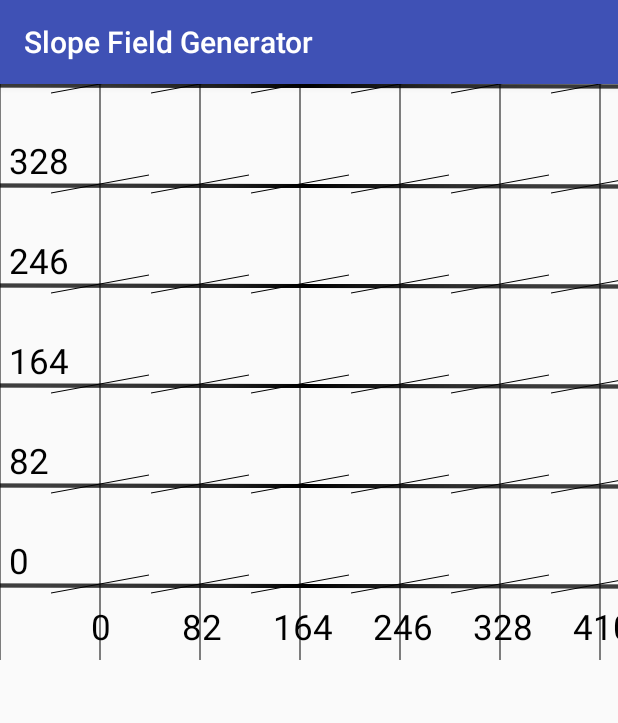
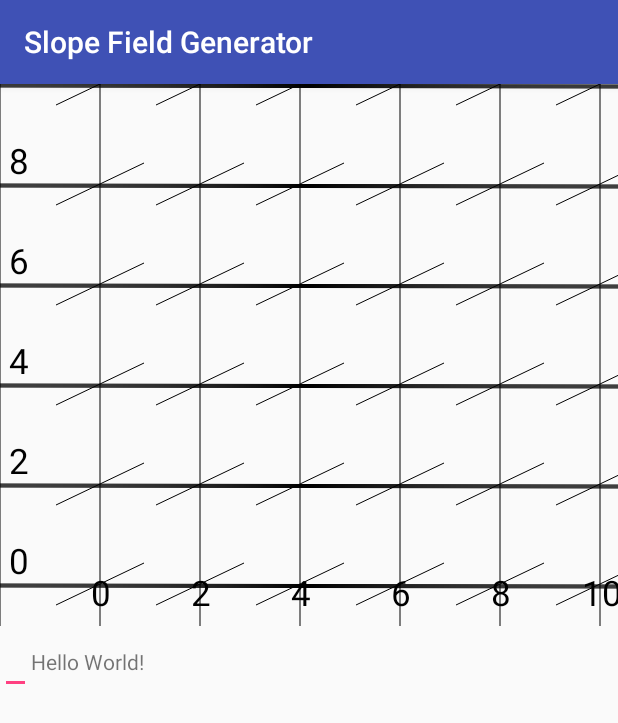
Before and after one commit to MathBunny/slope-fields-generator, an Android app: the screen it shows after launch (MainActivity), on a phone screen of 412 x 824 dp. Shown: the top 723 px of the screen. Run offline under Robolectric (Android 15) with nearby library versions, the phone set to English and light mode, and no system bars.

Commit message:
Add split screen functionality with LinearLayout

```diff
--- a/app/src/main/java/ca/horatiu/slope_field_generator/Graph.java
+++ b/app/src/main/java/ca/horatiu/slope_field_generator/Graph.java
@@ -16,9 +16,9 @@ public class Graph extends View {
     Paint paint;
 
     int startX = 0;
-    int endX = 500;
+    int endX = 8;
     int startY = 0;
-    int endY = 100;
+    int endY = 8;
     int height; //height
     int width; //width
     int startYGFX; //position to start executing Y in graphics
@@ -76,7 +76,7 @@ public class Graph extends View {
             int iterY = 0;
             for(int y = startYGFX; y >= 0; y-=MIN_PIXELS_PER_SQUARE, iterY++){ //<= width-MIN_
                 int yLoc = (startY + iterY * skip); //this is the Y coordinate
-                drawSegment(xLoc, yLoc, 0.2, x, y, canvas); //drawSegment(0, 0, 2, xLoc, yLoc, canvas);
+                drawSegment(xLoc, yLoc, 0.5, x, y, canvas); //drawSegment(0, 0, 2, xLoc, yLoc, canvas);
                 //canvas.drawText(xLoc+" " + yLoc, x, y, paint);
 
             }
@@ -125,7 +125,7 @@ public class Graph extends View {
     }
 
     private void generateStep(){
-        height = getHeight()/2;
+        height = getHeight(); //divide by 2!
         width = getWidth();
         int stepHorizontal = ((endX-startX+2)*MIN_PIXELS_PER_SQUARE)/width+1; //bug: 0-500
         int stepVertical = ((endY-startY+2)*MIN_PIXELS_PER_SQUARE)/height+1;
--- a/app/src/main/java/ca/horatiu/slope_field_generator/MainActivity.java
+++ b/app/src/main/java/ca/horatiu/slope_field_generator/MainActivity.java
@@ -2,14 +2,23 @@ package ca.horatiu.slope_field_generator;
 
 import android.support.v7.app.AppCompatActivity;
 import android.os.Bundle;
+import android.widget.LinearLayout;
 
 public class MainActivity extends AppCompatActivity {
 
     @Override
     protected void onCreate(Bundle savedInstanceState) {
         super.onCreate(savedInstanceState);
+        setContentView(R.layout.activity_main);
+
         Graph renderScreen = new Graph(this);
-        setContentView(renderScreen);
+        renderScreen.requestFocus();
+        LinearLayout upper = (LinearLayout) findViewById(R.id.LinearLayout01);
+        upper.addView(renderScreen);
+
+
+        //Graph renderScreen = new Graph(this); //this places Graph at the top
+        //setContentView(renderScreen);
 
         //setContentView(R.layout.activity_main);
 
--- a/app/src/main/res/layout/activity_main.xml
+++ b/app/src/main/res/layout/activity_main.xml
@@ -1,11 +1,32 @@
 <?xml version="1.0" encoding="utf-8"?>
-<RelativeLayout xmlns:android="http://schemas.android.com/apk/res/android"
-    xmlns:tools="http://schemas.android.com/tools"
+<LinearLayout xmlns:android="http://schemas.android.com/apk/res/android"
     android:layout_width="match_parent"
     android:layout_height="match_parent"
-    android:paddingBottom="@dimen/activity_vertical_margin"
-    android:paddingLeft="@dimen/activity_horizontal_margin"
-    android:paddingRight="@dimen/activity_horizontal_margin"
-    android:paddingTop="@dimen/activity_vertical_margin"
-    tools:context="ca.horatiu.slope_field_generator.MainActivity">
-</RelativeLayout>
+    android:weightSum="2"
+    android:orientation="vertical" >
+
+    <LinearLayout android:layout_width="match_parent"
+        android:orientation="vertical"
+        android:layout_height="0dp"
+        android:layout_weight="1"
+        android:id="@+id/LinearLayout01">
+    </LinearLayout>
+
+    <LinearLayout android:layout_width="match_parent"
+        android:orientation="horizontal"
+        android:layout_height="wrap_content"
+        android:layout_weight="1">
+        <EditText
+            android:layout_width="wrap_content"
+            android:layout_height="wrap_content" />
+
+        <TextView
+            android:layout_width="wrap_content"
+            android:layout_height="wrap_content"
+            android:text="Hello World!"
+            />
+
+    </LinearLayout>
+
+
+</LinearLayout>
```
